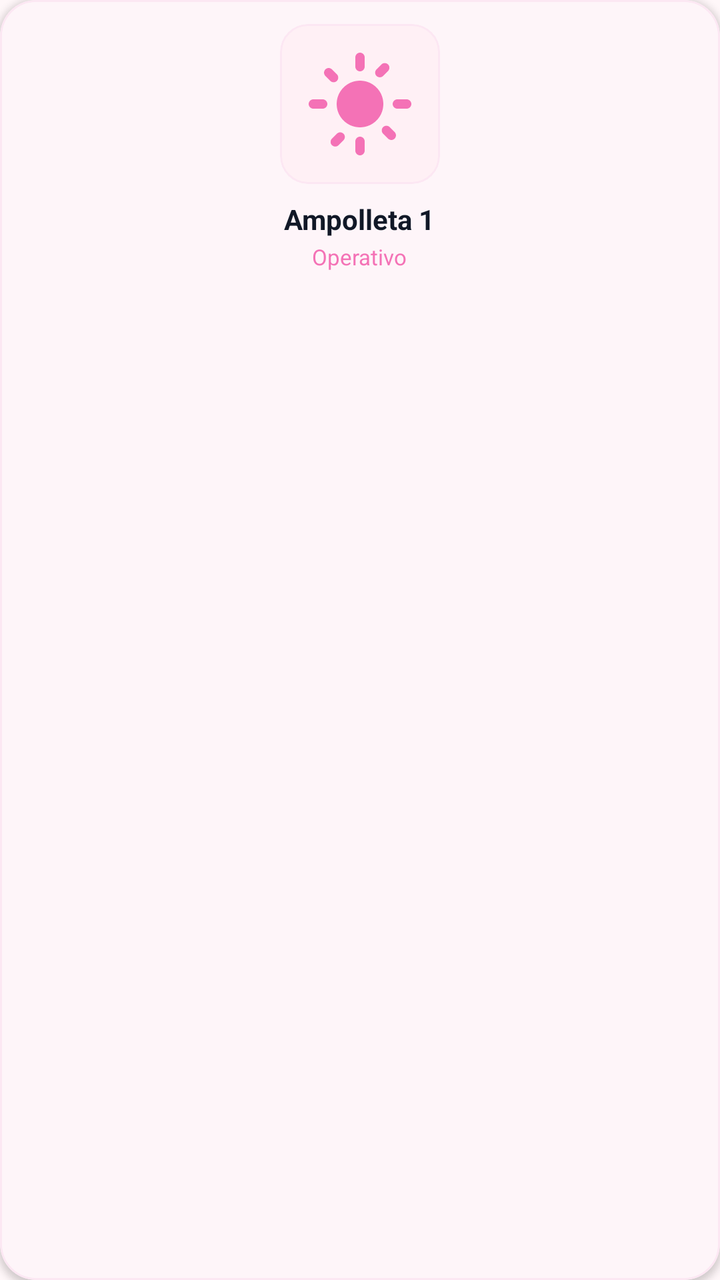
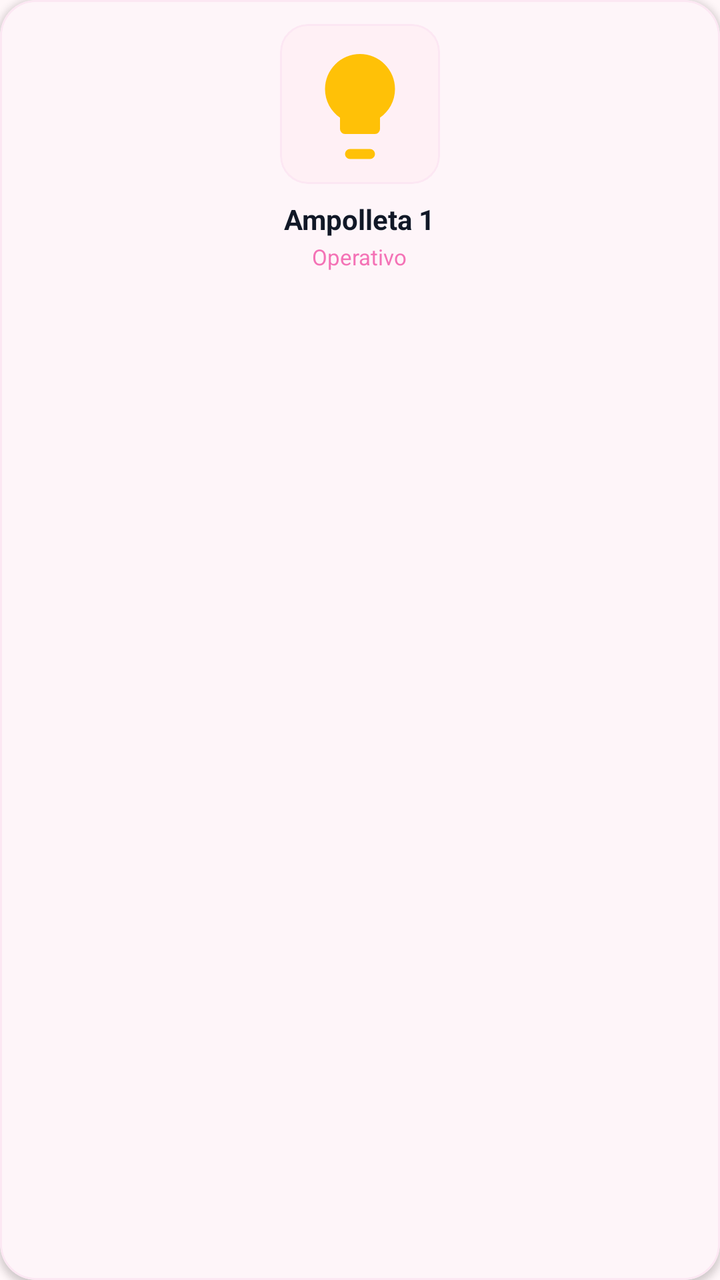

Before-and-after screenshots of an Android layout around one commit, followed by the original layout XML and the change that was made.
<!-- AndroidManifest.xml: application theme Theme.MyApplication -->
<!-- res/layout/item_ampolleta.xml -->
<?xml version="1.0" encoding="utf-8"?>
<com.google.android.material.card.MaterialCardView xmlns:android="http://schemas.android.com/apk/res/android"
    xmlns:app="http://schemas.android.com/apk/res-auto"
    android:layout_width="140dp"
    android:layout_height="wrap_content"
    android:layout_marginEnd="12dp"
    android:layout_marginVertical="4dp"
    android:clickable="true"
    android:focusable="true"
    android:foreground="?attr/selectableItemBackground"
    app:cardBackgroundColor="@color/white"
    app:cardCornerRadius="18dp"
    app:cardElevation="2dp"
    app:strokeColor="@color/card_border"
    app:strokeWidth="1dp">

    <LinearLayout
        android:layout_width="match_parent"
        android:layout_height="wrap_content"
        android:gravity="center"
        android:orientation="vertical"
        android:padding="12dp">

        
        <com.google.android.material.card.MaterialCardView
            android:layout_width="80dp"
            android:layout_height="80dp"
            app:cardBackgroundColor="@color/pink_pastel_light"
            app:cardCornerRadius="14dp"
            app:cardElevation="0dp"
            app:strokeColor="@color/card_border"
            app:strokeWidth="1dp">

            <ImageView
                android:id="@+id/iv_ampolleta_photo"
                android:layout_width="match_parent"
                android:layout_height="match_parent"
                android:contentDescription="@string/app_name"
                android:padding="12dp"
                android:scaleType="centerCrop"
                android:src="@drawable/ic_sun"
                app:tint="@color/pink_primary" />
        </com.google.android.material.card.MaterialCardView>

        <TextView
            android:id="@+id/tv_ampolleta_name"
            android:layout_width="wrap_content"
            android:layout_height="wrap_content"
            android:layout_marginTop="8dp"
            android:ellipsize="end"
            android:maxLines="1"
            android:text="Ampolleta 1"
            android:textColor="@color/text_dark"
            android:textSize="14sp"
            android:textStyle="bold" />

        <TextView
            android:id="@+id/tv_ampolleta_status"
            android:layout_width="wrap_content"
            android:layout_height="wrap_content"
            android:layout_marginTop="2dp"
            android:ellipsize="end"
            android:maxLines="1"
            android:text="Operativo"
            android:textColor="@color/pink_primary"
            android:textSize="11sp" />

    </LinearLayout>

</com.google.android.material.card.MaterialCardView>
<!-- resources referenced by this layout -->
<resources>
  <color name="card_border">#FCE7F3</color>
  <color name="pink_pastel_light">#FFF0F5</color>
  <color name="pink_primary">#F472B6</color>
  <color name="text_dark">#111827</color>
  <color name="white">#FFFFFF</color>
  <!-- drawable ic_sun (drawable) -->
  <?xml version="1.0" encoding="utf-8"?>
  <vector xmlns:android="http://schemas.android.com/apk/res/android"
      android:width="44dp"
      android:height="44dp"
      android:viewportWidth="24"
      android:viewportHeight="24">
      <path
          android:fillColor="#F59E0B"
          android:pathData="M12,7c-2.76,0 -5,2.24 -5,5s2.24,5 5,5 5,-2.24 5,-5 -2.24,-5 -5,-5zM2,13h2c0.55,0 1,-0.45 1,-1s-0.45,-1 -1,-1H2c-0.55,0 -1,0.45 -1,1s0.45,1 1,1zM20,13h2c0.55,0 1,-0.45 1,-1s-0.45,-1 -1,-1h-2c-0.55,0 -1,0.45 -1,1s0.45,1 1,1zM11,2v2c0,0.55 0.45,1 1,1s1,-0.45 1,-1V2c0,-0.55 -0.45,-1 -1,-1s-1,0.45 -1,1zM11,20v2c0,0.55 0.45,1 1,1s1,-0.45 1,-1v-2c0,-0.55 -0.45,-1 -1,-1s-1,0.45 -1,1zM5.99,4.58c-0.39,-0.39 -1.03,-0.39 -1.41,0s-0.39,1.03 0,1.41l1.06,1.06c0.39,0.39 1.03,0.39 1.41,0s0.39,-1.03 0,-1.41L5.99,4.58zM18.36,16.95c-0.39,-0.39 -1.03,-0.39 -1.41,0s-0.39,1.03 0,1.41l1.06,1.06c0.39,0.39 1.03,0.39 1.41,0s0.39,-1.03 0,-1.41l-1.06,-1.06zM7.05,18.36l-1.06,1.06c-0.39,0.39 -0.39,1.03 0,1.41s1.03,0.39 1.41,0l1.06,-1.06c0.39,-0.39 0.39,-1.03 0,-1.41s-1.02,-0.39 -1.41,0zM16.95,5.99l1.06,-1.06c0.39,-0.39 0.39,-1.03 0,-1.41s-1.03,-0.39 -1.41,0l-1.06,1.06c-0.39,0.39 -0.39,1.03 0,1.41s1.03,0.39 1.41,0z" />
  </vector>
  <string name="app_name">SmartTemp</string>
  <style name="Theme.MyApplication" parent="Base.Theme.MyApplication" />
  <style name="Base.Theme.MyApplication" parent="Theme.Material3.Light.NoActionBar">
          <item name="colorPrimary">@color/pink_primary</item>
          <item name="colorOnPrimary">@color/white</item>
          <item name="colorPrimaryContainer">@color/pink_pastel_light</item>
          <item name="colorOnPrimaryContainer">@color/pink_dark</item>
          <item name="colorSecondary">@color/pink_pastel</item>
          <item name="colorOnSecondary">@color/black</item>
  
          <item name="android:colorBackground">@color/app_bg</item>
          <item name="colorSurface">@color/white</item>
          <item name="colorOnSurface">@color/text_dark</item>
          <item name="colorOnSurfaceVariant">@color/text_secondary</item>
  
          
          <item name="android:statusBarColor">@android:color/transparent</item>
          <item name="android:windowLightStatusBar">true</item>
          <item name="android:navigationBarColor">@android:color/transparent</item>
          <item name="android:windowDrawsSystemBarBackgrounds">true</item>
      </style>
  <color name="pink_dark">#EC4899</color>
  <color name="pink_pastel">#FF80AB</color>
  <color name="black">#FF000000</color>
  <color name="app_bg">#FFF7F9</color>
  <color name="text_secondary">#4B5563</color>
</resources>

<!-- the commit's change to res/layout/item_ampolleta.xml (unified diff, before → after) -->
@@ -36,10 +36,9 @@
                 android:layout_width="match_parent"
                 android:layout_height="match_parent"
                 android:contentDescription="@string/app_name"
-                android:padding="12dp"
-                android:scaleType="centerCrop"
-                android:src="@drawable/ic_sun"
-                app:tint="@color/pink_primary" />
+                android:padding="10dp"
+                android:scaleType="fitCenter"
+                android:src="@drawable/ic_lightbulb_on" />
         </com.google.android.material.card.MaterialCardView>
 
         <TextView
<!-- resource entries referenced after the edit -->
@@ -5,16 +5,16 @@
   <color name="pink_primary">#F472B6</color>
   <color name="text_dark">#111827</color>
   <color name="white">#FFFFFF</color>
-  <!-- drawable ic_sun (drawable) -->
-  <?xml version="1.0" encoding="utf-8"?>
+  <!-- drawable ic_lightbulb_on (drawable) -->
   <vector xmlns:android="http://schemas.android.com/apk/res/android"
-      android:width="44dp"
-      android:height="44dp"
+      android:width="24dp"
+      android:height="24dp"
       android:viewportWidth="24"
-      android:viewportHeight="24">
-      <path
-          android:fillColor="#F59E0B"
-          android:pathData="M12,7c-2.76,0 -5,2.24 -5,5s2.24,5 5,5 5,-2.24 5,-5 -2.24,-5 -5,-5zM2,13h2c0.55,0 1,-0.45 1,-1s-0.45,-1 -1,-1H2c-0.55,0 -1,0.45 -1,1s0.45,1 1,1zM20,13h2c0.55,0 1,-0.45 1,-1s-0.45,-1 -1,-1h-2c-0.55,0 -1,0.45 -1,1s0.45,1 1,1zM11,2v2c0,0.55 0.45,1 1,1s1,-0.45 1,-1V2c0,-0.55 -0.45,-1 -1,-1s-1,0.45 -1,1zM11,20v2c0,0.55 0.45,1 1,1s1,-0.45 1,-1v-2c0,-0.55 -0.45,-1 -1,-1s-1,0.45 -1,1zM5.99,4.58c-0.39,-0.39 -1.03,-0.39 -1.41,0s-0.39,1.03 0,1.41l1.06,1.06c0.39,0.39 1.03,0.39 1.41,0s0.39,-1.03 0,-1.41L5.99,4.58zM18.36,16.95c-0.39,-0.39 -1.03,-0.39 -1.41,0s-0.39,1.03 0,1.41l1.06,1.06c0.39,0.39 1.03,0.39 1.41,0s0.39,-1.03 0,-1.41l-1.06,-1.06zM7.05,18.36l-1.06,1.06c-0.39,0.39 -0.39,1.03 0,1.41s1.03,0.39 1.41,0l1.06,-1.06c0.39,-0.39 0.39,-1.03 0,-1.41s-1.02,-0.39 -1.41,0zM16.95,5.99l1.06,-1.06c0.39,-0.39 0.39,-1.03 0,-1.41s-1.03,-0.39 -1.41,0l-1.06,1.06c-0.39,0.39 -0.39,1.03 0,1.41s1.03,0.39 1.41,0z" />
+      android:viewportHeight="24"
+      android:tint="#FFC107">
+    <path
+        android:fillColor="@android:color/white"
+        android:pathData="M12,2a7,7 0 0,0 -7,7c0,2.38 1.19,4.47 3,5.74L8,17a1,1 0 0,0 1,1h6a1,1 0 0,0 1,-1v-2.26c1.81,-1.27 3,-3.36 3,-5.74A7,7 0 0,0 12,2zM14,21H10a1,1 0 0,0 0,2h4a1,1 0 0,0 0,-2z"/>
   </vector>
   <string name="app_name">SmartTemp</string>
   <style name="Theme.MyApplication" parent="Base.Theme.MyApplication" />
